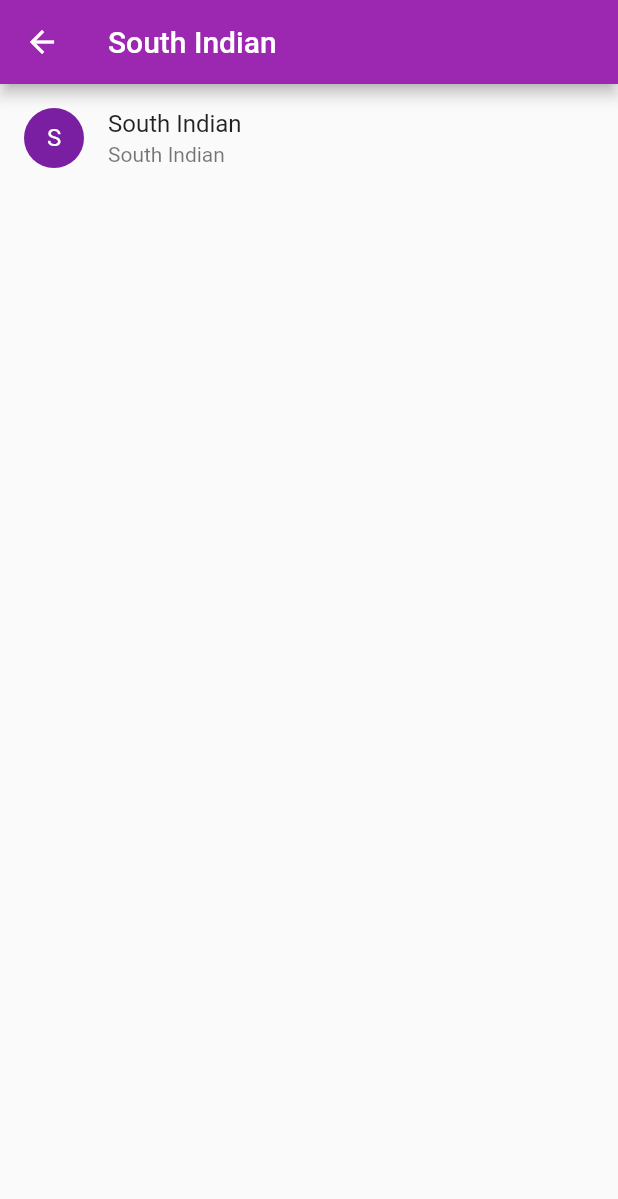
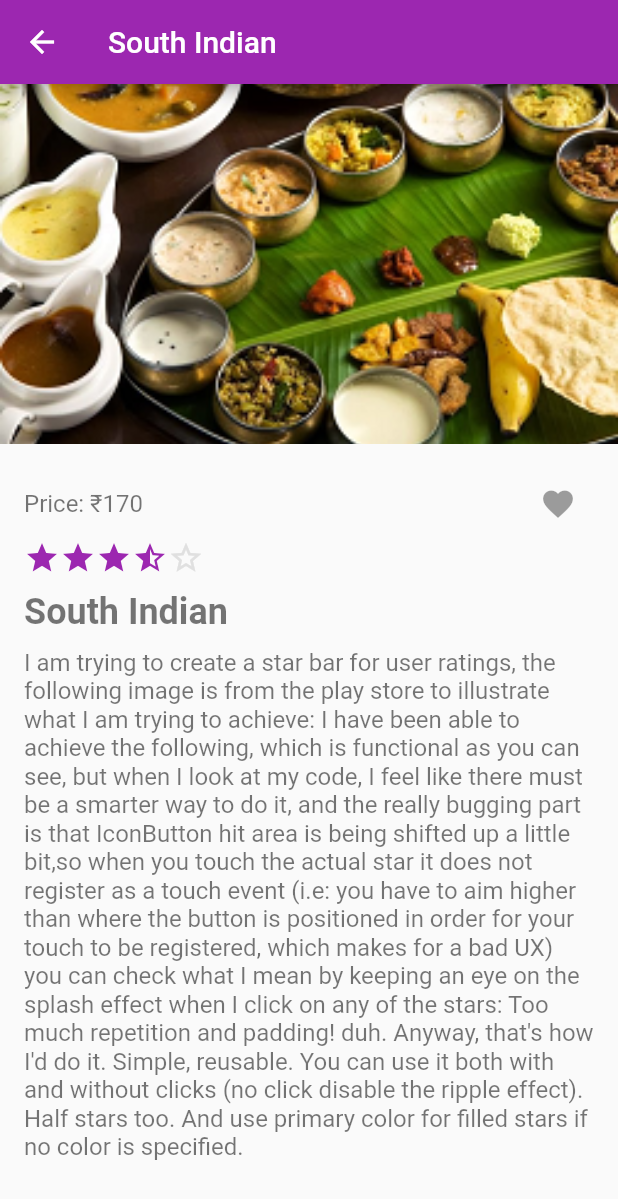
Before and after one commit to AthiraSasitharan/Flutter_LetsBegin, a Flutter app: the DashBoardScreen screen opened directly, after a tap on "South Indian", on a phone screen of 412 x 824 dp. Shown: the top 1199 px of the screen. Run offline on Flutter 3.47's test engine with Material 2 defaults, Android fonts, the phone set to English and light mode, and no system bars.

Commit message:
Added functionality to load image and name dynamically based on list data

```diff
--- a/lib/DetailsPageView.dart
+++ b/lib/DetailsPageView.dart
@@ -1,5 +1,6 @@
 import 'package:flutter/material.dart';
 import 'package:flutter_lets_begin/models.dart';
+import 'package:flutter_lets_begin/utils/StarRatingBar.dart';
 
 String title = "Init";
 PageController pageController;
@@ -58,9 +59,75 @@ class PlanentItem extends StatelessWidget {
 
   @override
   Widget build(BuildContext context) {
-    return ListTile(
-        leading: CircleAvatar(child: Text(item.name[0])),
-        title: Text(item.name),
-        subtitle: Text(item.name));
+    return SingleChildScrollView(
+      child: Column(
+        children: <Widget>[
+          Image.asset(
+            item.image,
+            height: 240,
+            width: double.infinity,
+            fit: BoxFit.cover,
+          ),
+          Container(
+            padding: EdgeInsets.all(16),
+            child: Column(
+              crossAxisAlignment: CrossAxisAlignment.start,
+              children: <Widget>[
+                Row(
+                  children: <Widget>[
+                    Expanded(
+                      child: Text(
+                        "Price: ₹170",
+                        style: TextStyle(
+                          fontSize: 16,
+                          fontWeight: FontWeight.normal,
+                          color: Colors.black54,
+                        ),
+                      ),
+                    ),
+                    IconButton(
+                      icon: Icon(Icons.favorite),
+                      onPressed: null,
+                    ),
+                  ],
+                ),
+                StarRating(
+                  rating: 3.5,
+                ),
+                SizedBox(
+                  height: 10,
+                ),
+                Text(
+                  item.name,
+                  style: TextStyle(
+                    fontSize: 24,
+                    fontWeight: FontWeight.bold,
+                    color: Colors.black54,
+                  ),
+                ),
+                SizedBox(
+                  height: 10,
+                ),
+                Text(
+                  "I am trying to create a star bar for user ratings, the following image is from the play store to illustrate what I am trying to achieve: "
+                      "I have been able to achieve the following, which is functional as you can see, but when I look at my code, "
+                      "I feel like there must be a smarter way to do it, and the really bugging part is that IconButton hit area is being shifted up a little bit,"
+                      "so when you touch the actual star it does not register as a touch event "
+                      "(i.e: you have to aim higher than where the button is positioned in order for your touch to be registered, "
+                      "which makes for a bad UX) you can check what I mean by keeping an eye on the splash effect when I click on any of the stars: "
+                      "Too much repetition and padding! duh. Anyway, that's how I'd do it. Simple, reusable. You can use it both with and without clicks (no click disable the ripple effect)."
+                      " Half stars too. And use primary color for filled stars if no color is specified.",
+                  style: TextStyle(
+                    fontSize: 16,
+                    fontWeight: FontWeight.normal,
+                    color: Colors.black54,
+                  ),
+                ),
+              ],
+            ),
+          )
+        ],
+      ),
+    );
   }
 }
```
